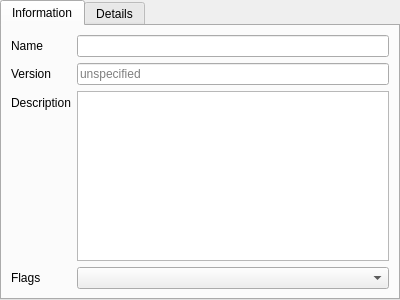
Above: src/patternmetaeditor.ui from dmr-tools/anytone-emu before the change. Below: the same form after it.
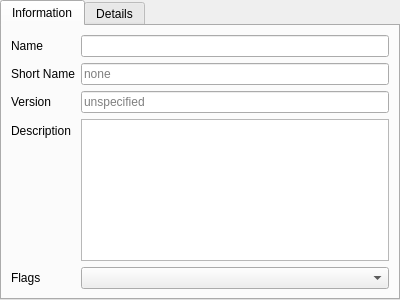
That is the form after the change.

Commit message: Added short-name.

```diff
--- a/src/patternmetaeditor.ui
+++ b/src/patternmetaeditor.ui
@@ -31,40 +31,54 @@
     <item row="0" column="1">
      <widget class="QLineEdit" name="name"/>
     </item>
-    <item row="1" column="0">
+    <item row="2" column="0">
      <widget class="QLabel" name="label_2">
       <property name="text">
        <string>Version</string>
       </property>
      </widget>
     </item>
-    <item row="1" column="1">
+    <item row="2" column="1">
      <widget class="QLineEdit" name="version">
       <property name="placeholderText">
        <string>unspecified</string>
       </property>
      </widget>
     </item>
-    <item row="2" column="0">
+    <item row="3" column="0">
      <widget class="QLabel" name="label_3">
       <property name="text">
        <string>Description</string>
       </property>
      </widget>
     </item>
-    <item row="2" column="1">
+    <item row="3" column="1">
      <widget class="QTextEdit" name="briefDescription"/>
     </item>
-    <item row="3" column="0">
+    <item row="4" column="0">
      <widget class="QLabel" name="label_4">
       <property name="text">
        <string>Flags</string>
       </property>
      </widget>
     </item>
-    <item row="3" column="1">
+    <item row="4" column="1">
      <widget class="QComboBox" name="flags"/>
     </item>
+    <item row="1" column="0">
+     <widget class="QLabel" name="label_5">
+      <property name="text">
+       <string>Short Name</string>
+      </property>
+     </widget>
+    </item>
+    <item row="1" column="1">
+     <widget class="QLineEdit" name="shortName">
+      <property name="placeholderText">
+       <string>none</string>
+      </property>
+     </widget>
+    </item>
    </layout>
   </widget>
   <widget class="QWidget" name="descriptionTab">
```
The commit also changes 1 other file.
